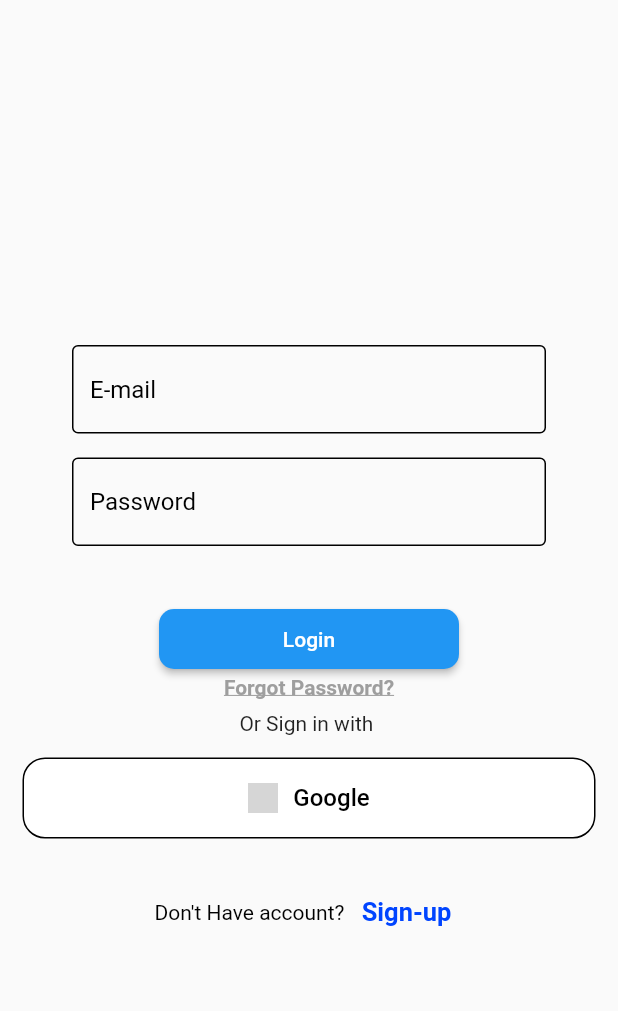
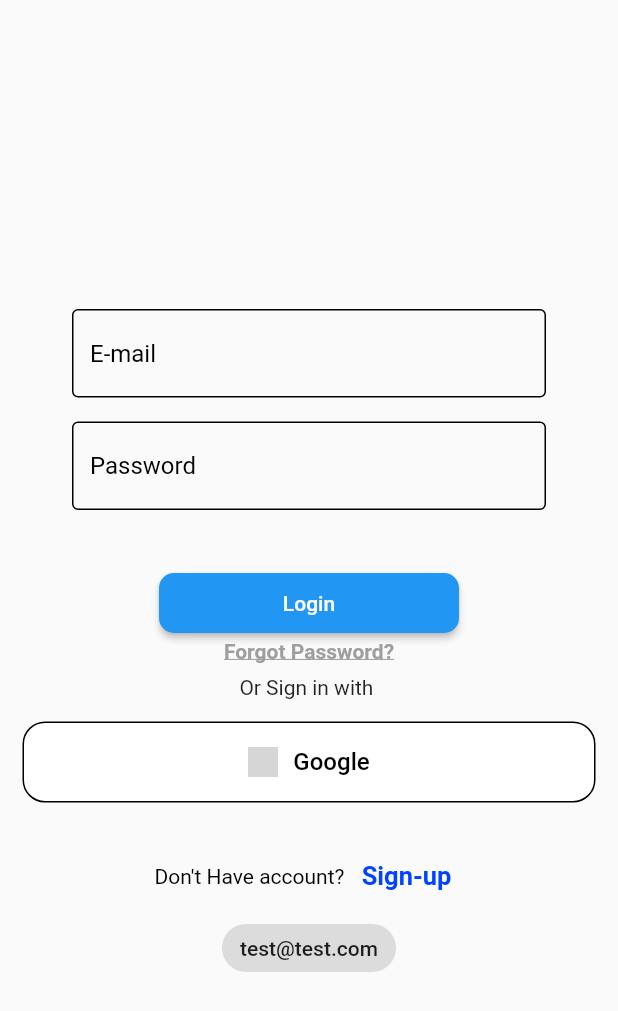
Before and after one commit to Nizar-Sweiss/Semi-Final-Lab, a Flutter app: the screen it shows after launch, on a phone screen of 412 x 824 dp. Shown: the top 1011 px of the screen. Run offline on Flutter 3.47's test engine with Material 2 defaults, Android fonts, the phone set to English and light mode, and no system bars; our stand-ins replace carousel_slider, cloud_firestore, firebase_auth, firebase_core, google_sign_in; accounts and stored records are empty; network calls fail; grey boxes are pictures that could not be loaded.

Commit message:
feat: chips_QuickLogin

```diff
--- a/ltuc_portal/lib/Screens/login_screen.dart
+++ b/ltuc_portal/lib/Screens/login_screen.dart
@@ -97,6 +97,21 @@ class _LoginScreenState extends State<LoginScreen> {
                   )
                 ],
               ),
+              Wrap(
+                spacing: 8,
+                alignment: WrapAlignment.spaceEvenly,
+                children: [
+                  InkWell(
+                    child: const Chip(
+                      label: Text("test@test.com"),
+                    ),
+                    onTap: () {
+                      emailController.text = "test@test.com";
+                      passwordController.text = "test1234";
+                    },
+                  ),
+                ],
+              ),
             ],
           ),
         ),
```
